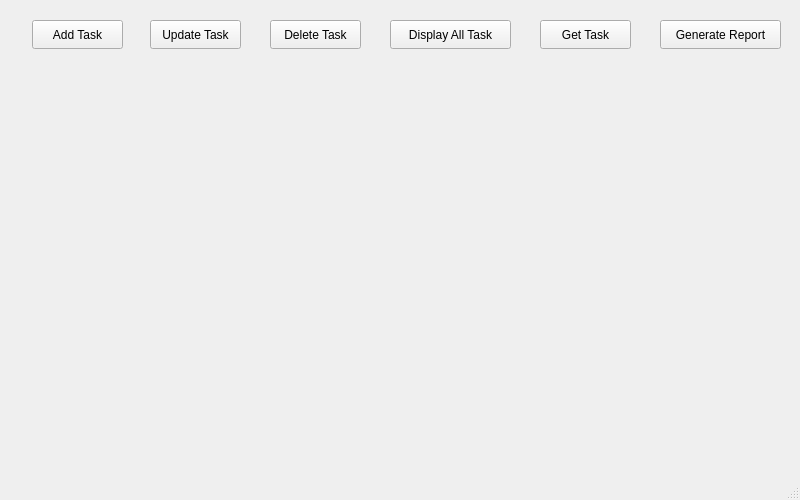
This is mainwindow.ui in jaganiravi96/Task_Manager_Application as Qt 5 draws it before an edit. The edited form follows.
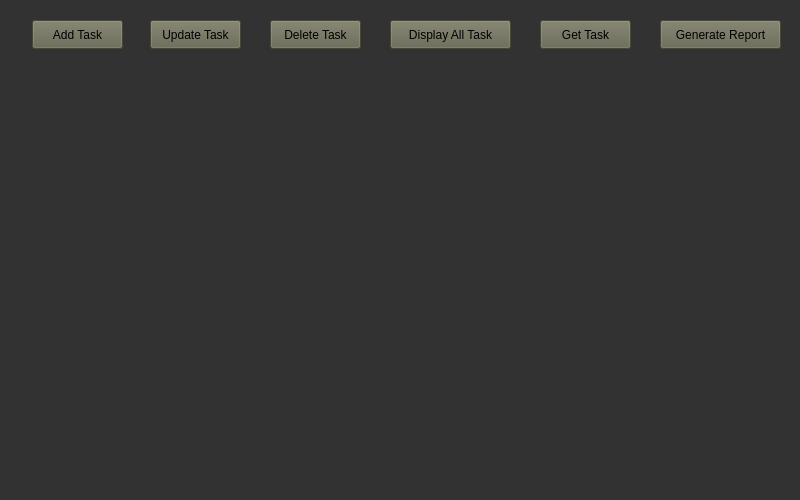
This is the edited form.

```diff
--- a/mainwindow.ui
+++ b/mainwindow.ui
@@ -19,6 +19,9 @@
   <property name="windowTitle">
    <string>Task Manager 1.0</string>
   </property>
+  <property name="styleSheet">
+   <string notr="true">background-color: rgb(50, 50, 50)</string>
+  </property>
   <widget class="QWidget" name="centralwidget">
    <widget class="QPushButton" name="AddTaskButton">
     <property name="geometry">
@@ -29,6 +32,9 @@
       <height>29</height>
      </rect>
     </property>
+    <property name="styleSheet">
+     <string notr="true">background-color: rgb(100, 100, 80)</string>
+    </property>
     <property name="text">
      <string>Add Task</string>
     </property>
@@ -51,6 +57,9 @@
       <height>29</height>
      </rect>
     </property>
+    <property name="styleSheet">
+     <string notr="true">background-color: rgb(100, 100, 80)</string>
+    </property>
     <property name="text">
      <string>Update Task</string>
     </property>
@@ -64,6 +73,9 @@
       <height>29</height>
      </rect>
     </property>
+    <property name="styleSheet">
+     <string notr="true">background-color: rgb(100, 100, 80)</string>
+    </property>
     <property name="text">
      <string>Delete Task</string>
     </property>
@@ -77,6 +89,9 @@
       <height>29</height>
      </rect>
     </property>
+    <property name="styleSheet">
+     <string notr="true">background-color: rgb(100, 100, 80)</string>
+    </property>
     <property name="text">
      <string>Display All Task</string>
     </property>
@@ -90,6 +105,9 @@
       <height>29</height>
      </rect>
     </property>
+    <property name="styleSheet">
+     <string notr="true">background-color: rgb(100, 100, 80)</string>
+    </property>
     <property name="text">
      <string>Get Task</string>
     </property>
@@ -103,20 +121,24 @@
       <height>29</height>
      </rect>
     </property>
+    <property name="styleSheet">
+     <string notr="true">background-color: rgb(100, 100, 80)</string>
+    </property>
     <property name="text">
      <string>Generate Report</string>
     </property>
    </widget>
-  </widget>
-  <widget class="QMenuBar" name="menubar">
-   <property name="geometry">
-    <rect>
-     <x>0</x>
-     <y>0</y>
-     <width>800</width>
-     <height>25</height>
-    </rect>
-   </property>
+   <widget class="QWidget" name="verticalLayoutWidget">
+    <property name="geometry">
+     <rect>
+      <x>20</x>
+      <y>60</y>
+      <width>751</width>
+      <height>391</height>
+     </rect>
+    </property>
+    <layout class="QVBoxLayout" name="verticalLayout"/>
+   </widget>
   </widget>
   <widget class="QStatusBar" name="statusbar"/>
  </widget>
```
